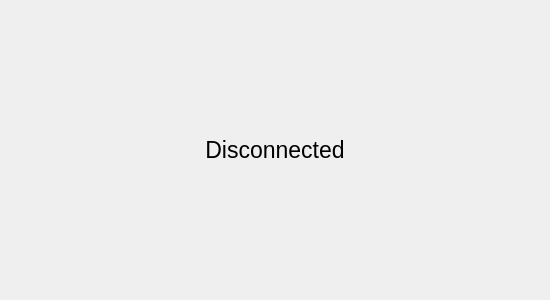
This is Gamepad-Driver/gamepaddriver.ui in UnderWaterWelder27/NG-2021-Gamepad-driver as Qt 5 draws it before an edit. The edited form follows.
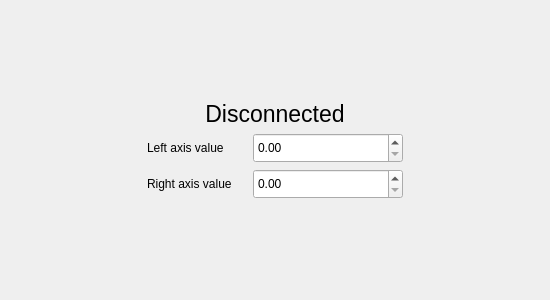
This is the edited form.

Commit message: display left axis values to QSpinboxes

Patch:
```diff
--- a/Gamepad-Driver/gamepaddriver.ui
+++ b/Gamepad-Driver/gamepaddriver.ui
@@ -24,7 +24,9 @@
   </property>
   <widget class="QWidget" name="centralwidget">
    <layout class="QGridLayout" name="gridLayout">
-    <item row="0" column="1">
+    <item row="0" column="0">
+     <layout class="QVBoxLayout" name="verticalLayout_3">
+      <item>
      <spacer name="verticalSpacer">
       <property name="orientation">
        <enum>Qt::Vertical</enum>
@@ -32,25 +34,29 @@
       <property name="sizeHint" stdset="0">
        <size>
         <width>20</width>
-        <height>117</height>
+          <height>40</height>
        </size>
       </property>
      </spacer>
     </item>
-    <item row="1" column="0">
+      <item>
+       <layout class="QHBoxLayout" name="horizontalLayout_3">
+        <item>
      <spacer name="horizontalSpacer">
       <property name="orientation">
        <enum>Qt::Horizontal</enum>
       </property>
       <property name="sizeHint" stdset="0">
        <size>
-        <width>188</width>
+            <width>40</width>
         <height>20</height>
        </size>
       </property>
      </spacer>
     </item>
-    <item row="1" column="1">
+        <item>
+         <layout class="QVBoxLayout" name="verticalLayout_2">
+          <item>
      <widget class="QLabel" name="l_checkConnection">
       <property name="font">
        <font>
@@ -65,20 +71,82 @@
       </property>
      </widget>
     </item>
-    <item row="1" column="2">
+          <item>
+           <layout class="QVBoxLayout" name="verticalLayout">
+            <item>
+             <layout class="QHBoxLayout" name="horizontalLayout">
+              <item>
+               <widget class="QLabel" name="l_leftAxisValue">
+                <property name="minimumSize">
+                 <size>
+                  <width>100</width>
+                  <height>30</height>
+                 </size>
+                </property>
+                <property name="text">
+                 <string>Left axis value</string>
+                </property>
+               </widget>
+              </item>
+              <item>
+               <widget class="QDoubleSpinBox" name="sb_axisLeftX">
+                <property name="minimumSize">
+                 <size>
+                  <width>150</width>
+                  <height>30</height>
+                 </size>
+                </property>
+               </widget>
+              </item>
+             </layout>
+            </item>
+            <item>
+             <layout class="QHBoxLayout" name="horizontalLayout_2">
+              <item>
+               <widget class="QLabel" name="l_rightAxisValue">
+                <property name="minimumSize">
+                 <size>
+                  <width>100</width>
+                  <height>30</height>
+                 </size>
+                </property>
+                <property name="text">
+                 <string>Right axis value</string>
+                </property>
+               </widget>
+              </item>
+              <item>
+               <widget class="QDoubleSpinBox" name="sb_axisLeftY">
+                <property name="minimumSize">
+                 <size>
+                  <width>150</width>
+                  <height>30</height>
+                 </size>
+                </property>
+               </widget>
+              </item>
+             </layout>
+            </item>
+           </layout>
+          </item>
+         </layout>
+        </item>
+        <item>
      <spacer name="horizontalSpacer_2">
       <property name="orientation">
        <enum>Qt::Horizontal</enum>
       </property>
       <property name="sizeHint" stdset="0">
        <size>
-        <width>187</width>
+            <width>40</width>
         <height>20</height>
        </size>
       </property>
      </spacer>
     </item>
-    <item row="2" column="1">
+       </layout>
+      </item>
+      <item>
      <spacer name="verticalSpacer_2">
       <property name="orientation">
        <enum>Qt::Vertical</enum>
@@ -86,10 +154,12 @@
       <property name="sizeHint" stdset="0">
        <size>
         <width>20</width>
-        <height>116</height>
+          <height>40</height>
        </size>
       </property>
      </spacer>
+      </item>
+     </layout>
     </item>
    </layout>
   </widget>
```
Lines whose indentation alone changed are shown as unchanged. The commit also changes 2 other files.
